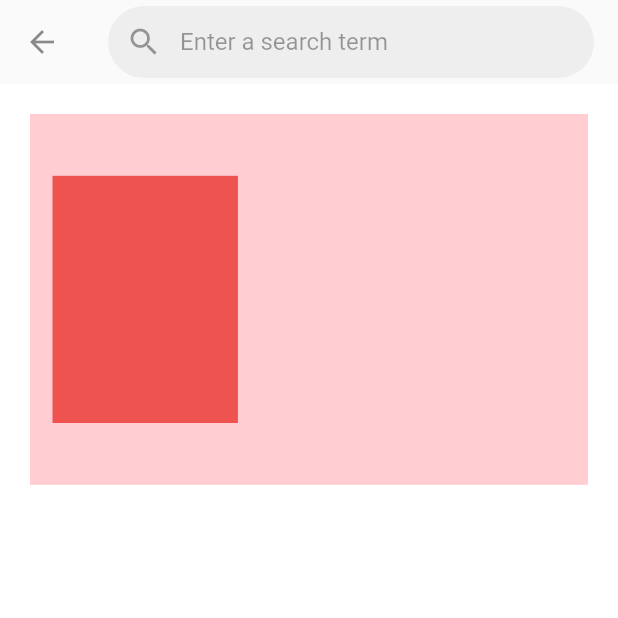
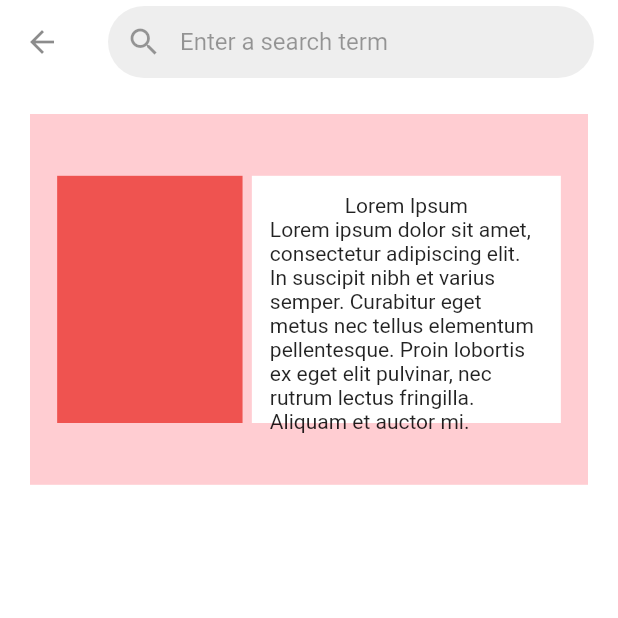
Before and after one commit to ahmedalshakkaki/cookIq, a Flutter app: the MealScreen screen opened directly, on a phone screen of 412 x 824 dp, the top half of it. Run offline on Flutter 3.47's test engine with Material 2 defaults, Android fonts, the phone set to English and light mode, and no system bars.

Commit message:
wheel of fortune

```diff
--- a/lib/mealScreen.dart
+++ b/lib/mealScreen.dart
@@ -13,7 +13,7 @@ class MealScreen extends StatelessWidget {
       appBar: AppBar(
         automaticallyImplyLeading: false,
         elevation: 0,
-        backgroundColor: Colors.grey.shade50,
+        backgroundColor: Colors.transparent,
         leading: IconButton(
           icon: Icon(
             Icons.arrow_back,
@@ -38,11 +38,30 @@ class MealScreen extends StatelessWidget {
               ),
               child: Padding(
                 padding: const EdgeInsets.all(15.0),
-                child: Row(children: [
+                child: Row(
+                    mainAxisAlignment: MainAxisAlignment.spaceAround,
+                    children: [
                       Container(
                         height: size.height * 0.2,
                         width: size.width * 0.3,
                         color: Colors.red.shade400,
+                      ),
+                      Container(
+                        width: size.width * 0.5,
+                        height: size.height * 0.2,
+                        color: Colors.white,
+                        child: Padding(
+                          padding: const EdgeInsets.all(12.0),
+                          child: Column(
+                              mainAxisAlignment: MainAxisAlignment.spaceAround,
+                              children: [
+                                Text(
+                                  'Lorem Ipsum',
+                                ),
+                                Text(
+                                    'Lorem ipsum dolor sit amet, consectetur adipiscing elit. In suscipit nibh et varius semper. Curabitur eget metus nec tellus elementum pellentesque. Proin lobortis ex eget elit pulvinar, nec rutrum lectus fringilla. Aliquam et auctor mi.')
+                              ]),
+                        ),
                       )
                     ]),
               ),
```
Lines whose indentation alone changed are shown as unchanged.
